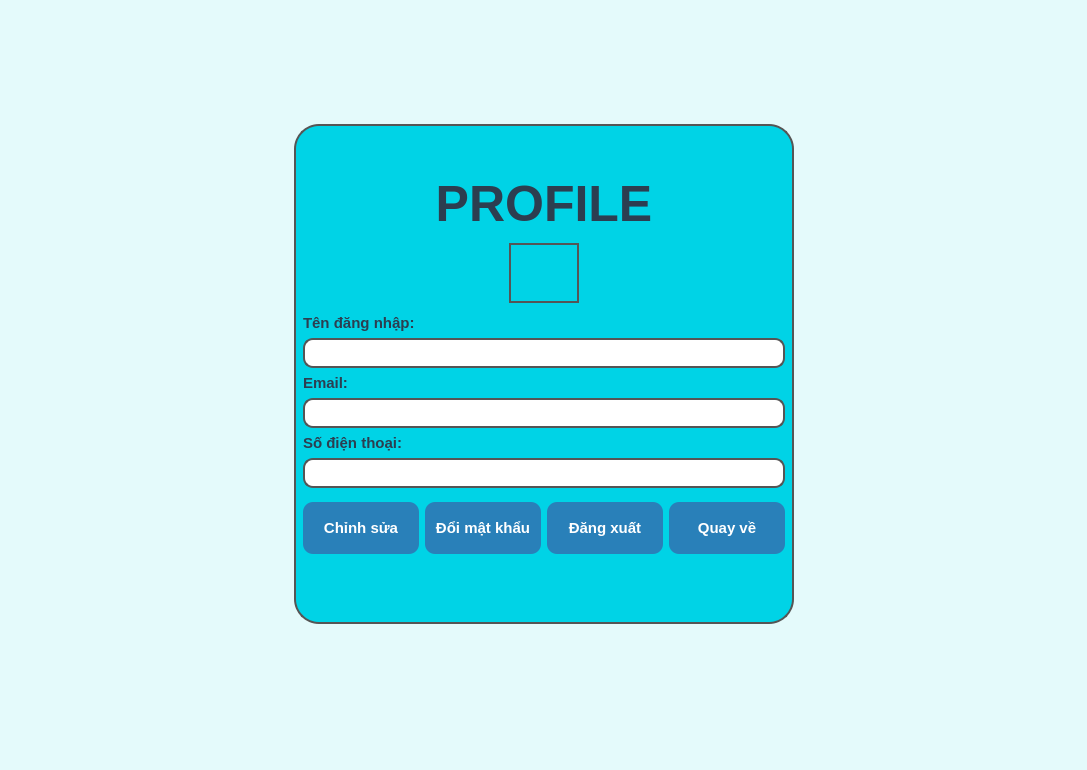
This is MAIN PROJECT/BACKENDWORK/profilePage.ui in dhqkhanh2430/ScrollTravel-PROJECT as Qt 5 draws it before an edit. The edited form follows.
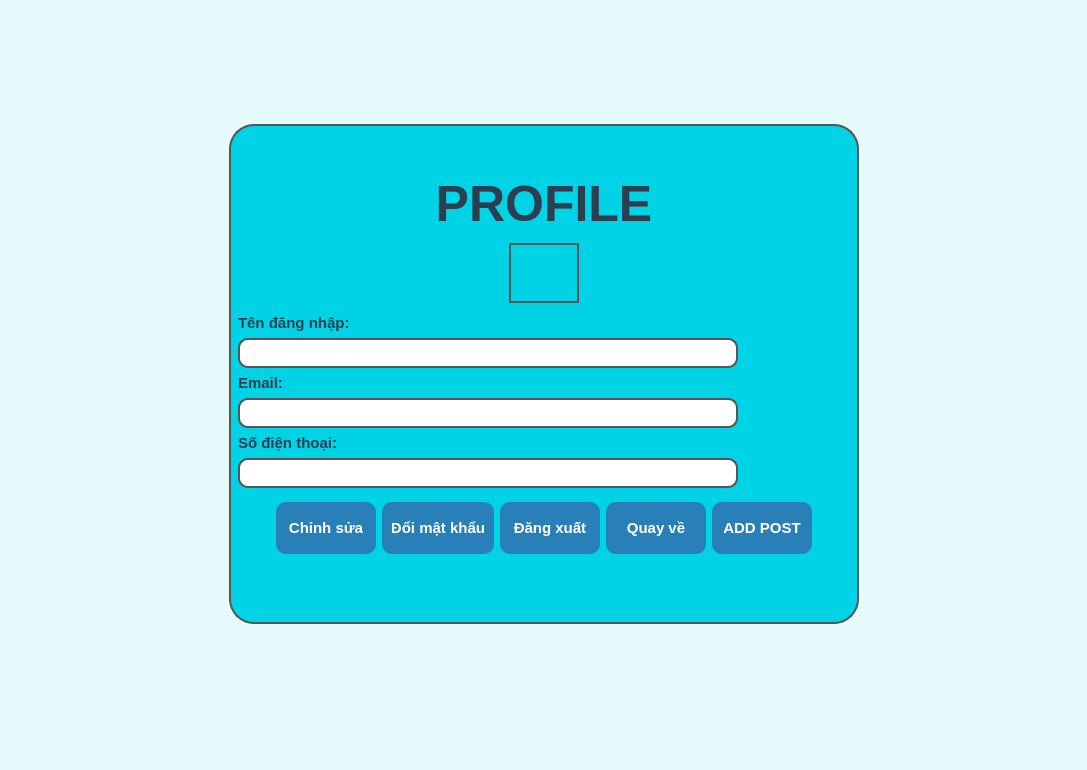
This is the edited form. Icons and pictures are not drawn.

Patch:
```diff
--- a/MAIN PROJECT/BACKENDWORK/profilePage.ui
+++ b/MAIN PROJECT/BACKENDWORK/profilePage.ui
@@ -48,7 +48,7 @@
      <widget class="QWidget" name="widget" native="true">
       <property name="minimumSize">
        <size>
-        <width>500</width>
+        <width>630</width>
         <height>500</height>
        </size>
       </property>
@@ -327,6 +327,19 @@
        </item>
        <item>
         <layout class="QHBoxLayout" name="horizontalLayout">
+         <item>
+          <spacer name="horizontalSpacer_5">
+           <property name="orientation">
+            <enum>Qt::Horizontal</enum>
+           </property>
+           <property name="sizeHint" stdset="0">
+            <size>
+             <width>40</width>
+             <height>20</height>
+            </size>
+           </property>
+          </spacer>
+         </item>
          <item>
           <widget class="QPushButton" name="editBtn">
            <property name="minimumSize">
@@ -477,25 +490,25 @@
             </size>
            </property>
            <property name="styleSheet">
-            <string notr="true">/* --- TRẠNG THÁI BÌNH THƯỜNG --- */
-QPushButton {
-    background-color: #2980b9; /* Màu xanh dương (Màu nền chính) */
-    color: white;              /* Màu chữ */
-    font-weight: bold;         /* Chữ đậm */
-    font-size: 15px;           /* Cỡ chữ */
-    border-radius: 10px;       /* Bo tròn góc */
-    padding: 10px;             /* Khoảng cách đệm để nút to ra */
-    border: none;              /* Xóa viền xấu xí mặc định */
+            <string notr="true">
+QPushButton#goBackBtn{
+    background-color: #2980b9; 
+    color: white;            
+    font-weight: bold;         
+    font-size: 15px;           
+    border-radius: 10px;       
+    padding: 10px;            
+    border: none;              
 	margin-top: 8px;
 	margin-bottom: 20px;
 }
 
-/* --- KHI DI CHUỘT VÀO (HOVER) --- */
+
 QPushButton:hover {
     background-color: #3498db; /* Đổi sang màu xanh sáng hơn */
 }
 
-/* --- KHI BẤM GIỮ CHUỘT (PRESSED) --- */
+
 QPushButton:pressed {
     background-color: #1f618d; /* Đổi sang màu tối hơn (cảm giác nút lún xuống) */
     padding-top: 12px;         /* (Mẹo) Dịch chữ xuống 1 xíu tạo cảm giác nhấn thật */
@@ -507,6 +520,64 @@
            </property>
           </widget>
          </item>
+         <item>
+          <widget class="QPushButton" name="postBtn">
+           <property name="minimumSize">
+            <size>
+             <width>100</width>
+             <height>80</height>
+            </size>
+           </property>
+           <property name="maximumSize">
+            <size>
+             <width>200</width>
+             <height>100</height>
+            </size>
+           </property>
+           <property name="styleSheet">
+            <string notr="true">
+QPushButton#postBtn{
+    background-color: #2980b9; 
+    color: white;            
+    font-weight: bold;         
+    font-size: 15px;           
+    border-radius: 10px;       
+    padding: 10px;            
+    border: none;              
+	margin-top: 8px;
+	margin-bottom: 20px;
+}
+
+
+QPushButton#postBtn:hover {
+    background-color: #3498db; /
+}
+
+
+QPushButton#postBtn:pressed {
+    background-color: #1f618d; 
+    padding-top: 12px;       
+    padding-left: 12px;
+}</string>
+           </property>
+           <property name="text">
+            <string>ADD POST</string>
+           </property>
+          </widget>
+         </item>
+         <item>
+          <spacer name="horizontalSpacer_6">
+           <property name="orientation">
+            <enum>Qt::Horizontal</enum>
+           </property>
+           <property name="sizeHint" stdset="0">
+            <size>
+             <width>40</width>
+             <height>20</height>
+            </size>
+           </property>
+          </spacer>
+         </item>
         </layout>
        </item>
        <item>
```
Left out of the diff: 58 changed lines with no effect on the pictures.
